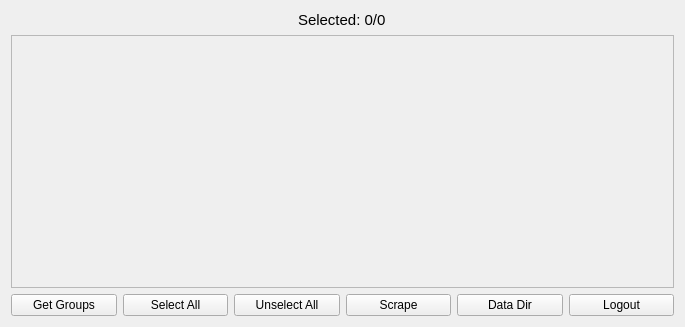
Qt form src/gui/main_window/central_widget/scrape_widget/ScrapeWidget.ui (ephell/Telescrape) before a commit.
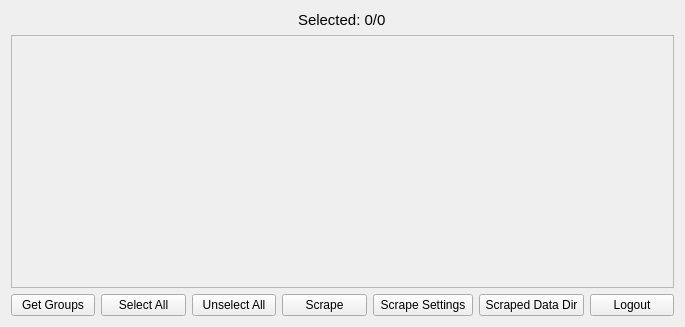
The same form after that commit.

Commit message: Add open scrape settings button

Diff of the .ui file:
```diff
--- a/src/gui/main_window/central_widget/scrape_widget/ScrapeWidget.ui
+++ b/src/gui/main_window/central_widget/scrape_widget/ScrapeWidget.ui
@@ -90,10 +90,29 @@
        </property>
       </widget>
      </item>
+     <item>
+      <widget class="QPushButton" name="open_scrape_settings_button">
+       <property name="minimumSize">
+        <size>
+         <width>100</width>
+         <height>0</height>
+        </size>
+       </property>
+       <property name="text">
+        <string>Scrape Settings</string>
+       </property>
+      </widget>
+     </item>
      <item>
       <widget class="QPushButton" name="open_data_dir_button">
+       <property name="minimumSize">
+        <size>
+         <width>105</width>
+         <height>0</height>
+        </size>
+       </property>
        <property name="text">
-        <string>Data Dir</string>
+        <string>Scraped Data Dir</string>
        </property>
       </widget>
      </item>
```
The commit also changes 2 other files.
